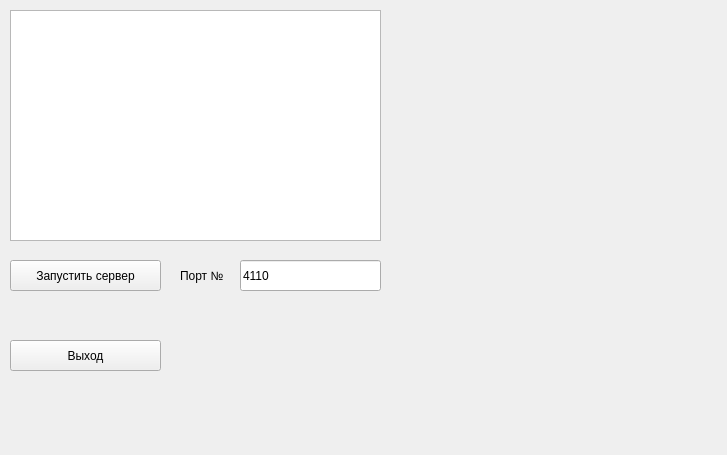
Before: the Qt Designer form QtSERVER.ui in LegSergei/QTProjectSERVER, drawn with Qt 5.
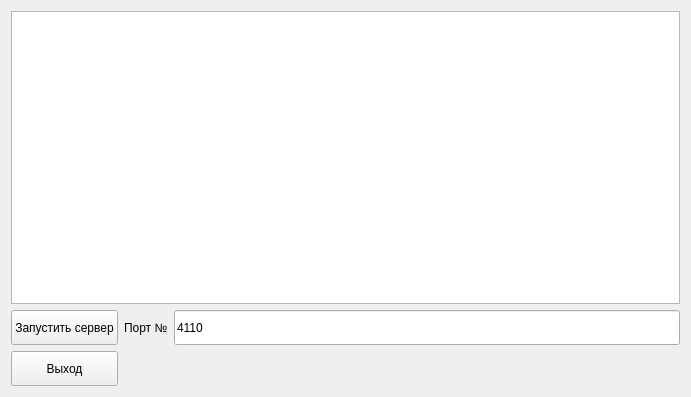
After: the same form once the commit is applied.

Commit message: Переработан интерфейс.

Diff of the .ui file:
```diff
--- a/QtSERVER.ui
+++ b/QtSERVER.ui
@@ -6,78 +6,94 @@
    <rect>
     <x>0</x>
     <y>0</y>
-    <width>727</width>
-    <height>455</height>
+    <width>691</width>
+    <height>397</height>
    </rect>
   </property>
   <property name="windowTitle">
    <string>QtSERVER</string>
   </property>
-  <widget class="QPlainTextEdit" name="pte_main">
-   <property name="geometry">
-    <rect>
-     <x>10</x>
-     <y>10</y>
-     <width>371</width>
-     <height>231</height>
-    </rect>
-   </property>
-   <property name="readOnly">
-    <bool>true</bool>
-   </property>
-  </widget>
+  <layout class="QGridLayout" name="gridLayout">
+   <item row="1" column="1">
+    <widget class="QLabel" name="l_port">
+     <property name="minimumSize">
+      <size>
+       <width>0</width>
+       <height>35</height>
+      </size>
+     </property>
+     <property name="font">
+      <font>
+       <pointsize>9</pointsize>
+      </font>
+     </property>
+     <property name="text">
+      <string>Порт №</string>
+     </property>
+    </widget>
+   </item>
+   <item row="1" column="0">
   <widget class="QPushButton" name="pb_start">
-   <property name="geometry">
-    <rect>
-     <x>10</x>
-     <y>260</y>
-     <width>151</width>
-     <height>31</height>
-    </rect>
+     <property name="minimumSize">
+      <size>
+       <width>0</width>
+       <height>35</height>
+      </size>
+     </property>
+     <property name="font">
+      <font>
+       <pointsize>9</pointsize>
+      </font>
    </property>
    <property name="text">
     <string>Запустить сервер</string>
    </property>
   </widget>
+   </item>
+   <item row="1" column="2">
   <widget class="QLineEdit" name="le_port">
-   <property name="geometry">
-    <rect>
-     <x>240</x>
-     <y>260</y>
-     <width>141</width>
-     <height>31</height>
-    </rect>
+     <property name="minimumSize">
+      <size>
+       <width>0</width>
+       <height>35</height>
+      </size>
+     </property>
+     <property name="font">
+      <font>
+       <pointsize>9</pointsize>
+      </font>
    </property>
    <property name="text">
     <string>4110</string>
    </property>
   </widget>
-  <widget class="QLabel" name="l_port">
-   <property name="geometry">
-    <rect>
-     <x>180</x>
-     <y>260</y>
-     <width>71</width>
-     <height>31</height>
-    </rect>
-   </property>
-   <property name="text">
-    <string>Порт №</string>
-   </property>
-  </widget>
+   </item>
+   <item row="2" column="0">
   <widget class="QPushButton" name="pb_Exit">
-   <property name="geometry">
-    <rect>
-     <x>10</x>
-     <y>340</y>
-     <width>151</width>
-     <height>31</height>
-    </rect>
+     <property name="minimumSize">
+      <size>
+       <width>0</width>
+       <height>35</height>
+      </size>
+     </property>
+     <property name="font">
+      <font>
+       <pointsize>9</pointsize>
+      </font>
    </property>
    <property name="text">
     <string>Выход</string>
    </property>
   </widget>
+   </item>
+   <item row="0" column="0" colspan="3">
+    <widget class="QPlainTextEdit" name="pte_main">
+     <property name="readOnly">
+      <bool>true</bool>
+     </property>
+    </widget>
+   </item>
+  </layout>
  </widget>
  <layoutdefault spacing="6" margin="11"/>
  <resources>
```
Lines whose indentation alone changed are shown as unchanged. The commit also changes 1 other file.
